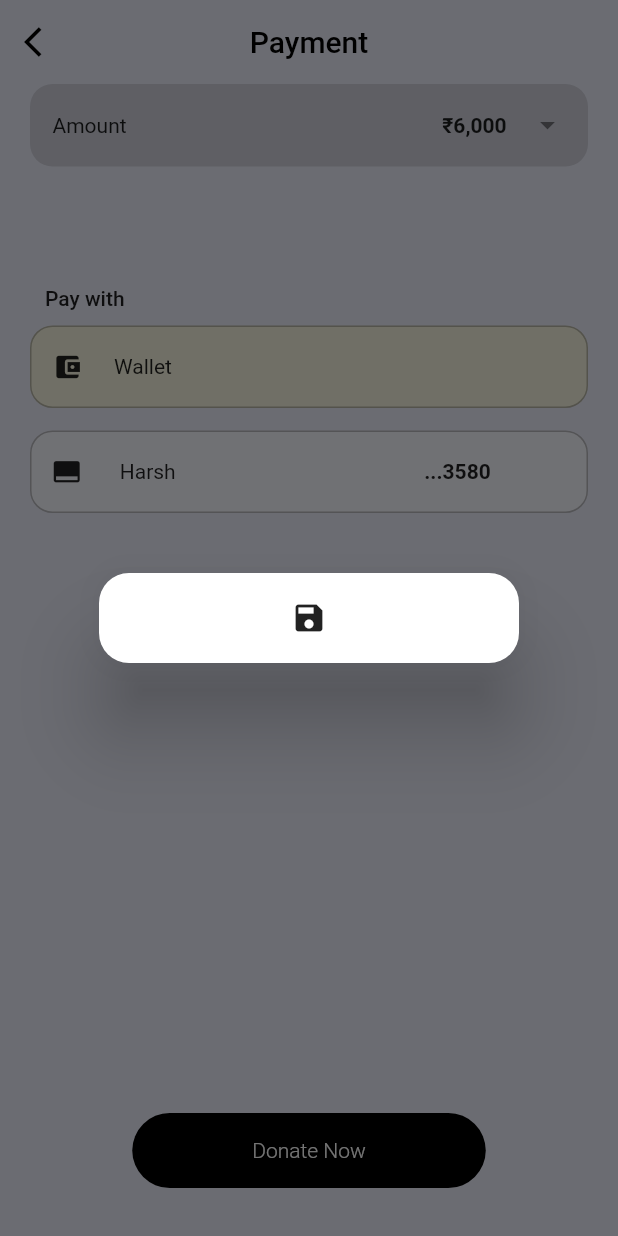
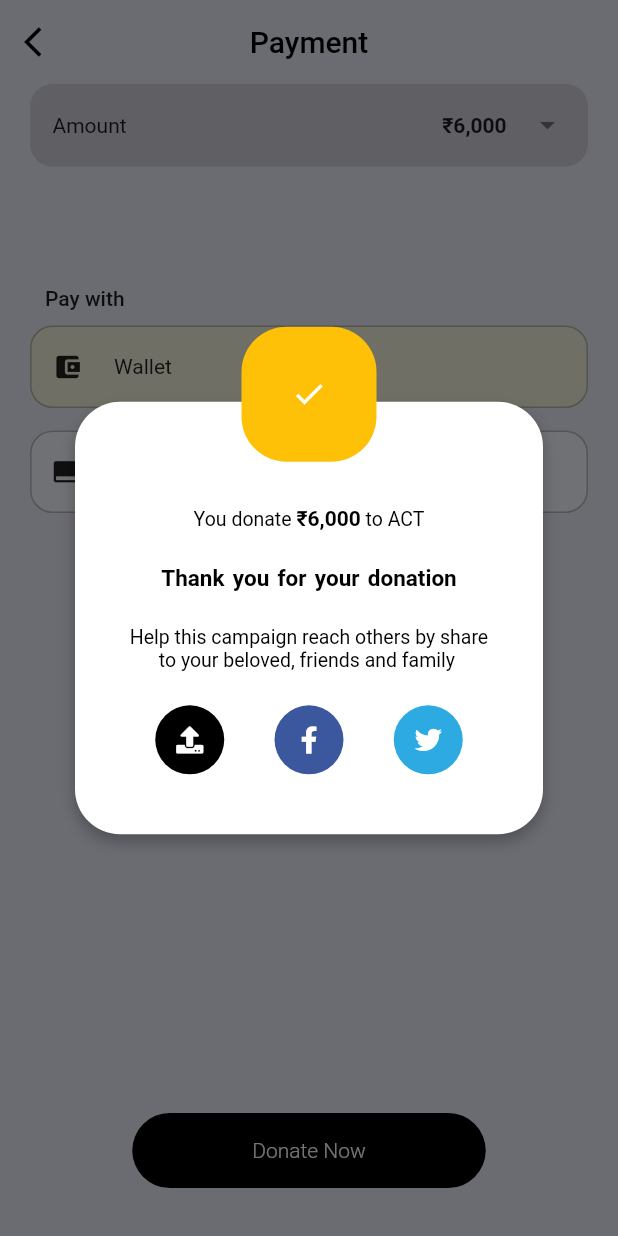
Before and after one commit to Devang2010/fd_app, a Flutter app: the PaymentScreen screen opened directly, after a tap on "Donate Now", on a phone screen of 412 x 824 dp. Run offline on Flutter 3.47's test engine with Material 2 defaults, Android fonts, the phone set to English and light mode, and no system bars; our stand-ins replace flutter_svg, font_awesome_flutter.

Commit message:
All done

```diff
--- a/lib/screens/donate/components/donatebody.dart
+++ b/lib/screens/donate/components/donatebody.dart
@@ -31,7 +31,7 @@ class DonateBody extends StatelessWidget {
             mainAxisAlignment: MainAxisAlignment.spaceBetween,
             children: <Widget>[
               Text(
-                '₹ 0',
+                '₹ 6,000',
                 style: TextStyle(fontSize: 30.0, fontWeight: FontWeight.bold),
               ),
               Icon(
@@ -41,6 +41,8 @@ class DonateBody extends StatelessWidget {
             ],
           ),
           Align(
+            heightFactor: 5.6,
+            alignment: Alignment.bottomCenter,
             child: FlatButton(
               onPressed: () => Navigator.push(
                 context,
@@ -53,11 +55,11 @@ class DonateBody extends StatelessWidget {
                   borderRadius: BorderRadius.circular(50.0)),
               padding: EdgeInsets.symmetric(horizontal: 120.0, vertical: 16.0),
               child: Text(
-                "Donate",
+                "Donate ₹6,000",
                 style: TextStyle(
                   color: Colors.white,
                   fontSize: 17.0,
-                  fontWeight: FontWeight.w400,
+                  fontWeight: FontWeight.w300,
                 ),
               ),
             ),
--- a/lib/screens/payment/components/donatenow.dart
+++ b/lib/screens/payment/components/donatenow.dart
@@ -1,4 +1,5 @@
 import 'package:flutter/material.dart';
+import 'package:font_awesome_flutter/font_awesome_flutter.dart';
 
 class DonatenowButton extends StatelessWidget {
   const DonatenowButton({
@@ -7,6 +8,7 @@ class DonatenowButton extends StatelessWidget {
 
   @override
   Widget build(BuildContext context) {
+    Size size = MediaQuery.of(context).size;
     return Container(
       height: 50.0,
       // width: 250,
@@ -18,14 +20,122 @@ class DonatenowButton extends StatelessWidget {
         onPressed: () {
           showDialog(
             context: context,
-            child: AlertDialog(
-              contentPadding: EdgeInsets.symmetric(horizontal: 20.0),
-              shape: RoundedRectangleBorder(
-                  borderRadius: BorderRadius.circular(20.0)),
-              content: Container(
-                height: 60.0,
-                width: 60.0,
-                child: Icon(Icons.save),
+            child: Container(
+              alignment: Alignment.center,
+              child: Stack(
+                alignment: Alignment.topCenter,
+                children: <Widget>[
+                  Container(
+                    height: size.height * 0.35,
+                    width: size.width - 90,
+                    // alignment: Alignment.center,
+                    margin: EdgeInsets.all(50.0),
+                    decoration: BoxDecoration(
+                      color: Colors.white,
+                      borderRadius: BorderRadius.circular(30.0),
+                      boxShadow: [
+                        BoxShadow(
+                          color: Colors.black26,
+                          offset: Offset(0, 5),
+                          blurRadius: 8,
+                        ),
+                      ],
+                    ),
+                    padding: EdgeInsets.only(
+                        top: 70.0, left: 20.0, right: 20.0, bottom: 40.0),
+                    child: Column(
+                      mainAxisAlignment: MainAxisAlignment.spaceBetween,
+                      children: <Widget>[
+                        RichText(
+                          text: TextSpan(
+                            children: <TextSpan>[
+                              TextSpan(
+                                text: "You donate ",
+                                style: TextStyle(
+                                    color: Colors.black, fontSize: 13),
+                              ),
+                              TextSpan(
+                                text: "₹6,000",
+                                style: TextStyle(
+                                    color: Colors.black,
+                                    fontWeight: FontWeight.bold),
+                              ),
+                              TextSpan(
+                                text: " to ACT",
+                                style: TextStyle(
+                                    color: Colors.black, fontSize: 13),
+                              ),
+                            ],
+                          ),
+                        ),
+                        RichText(
+                          text: TextSpan(
+                            text: "Thank you for your donation",
+                            style: TextStyle(
+                              color: Colors.black,
+                              fontWeight: FontWeight.bold,
+                              fontSize: 15,
+                              wordSpacing: 1.8,
+                            ),
+                          ),
+                        ),
+                        RichText(
+                          text: TextSpan(
+                            text:
+                                'Help this campaign reach others by share\n\t\t\t\t'
+                                '  to your beloved, friends and family',
+                            style:
+                                TextStyle(color: Colors.black, fontSize: 13.0),
+                          ),
+                        ),
+                        Row(
+                          mainAxisAlignment: MainAxisAlignment.spaceEvenly,
+                          children: <Widget>[
+                            CircleAvatar(
+                              radius: 23,
+                              backgroundColor: Colors.black,
+                              foregroundColor: Colors.white,
+                              child: FaIcon(
+                                FontAwesomeIcons.upload,
+                                size: 18,
+                              ),
+                            ),
+                            CircleAvatar(
+                              radius: 23,
+                              backgroundColor: Color(0xff3b579d),
+                              foregroundColor: Colors.white,
+                              child: FaIcon(
+                                FontAwesomeIcons.facebookF,
+                                size: 18,
+                              ),
+                            ),
+                            CircleAvatar(
+                              radius: 23,
+                              backgroundColor: Color(0xff2caae1),
+                              foregroundColor: Colors.white,
+                              child: FaIcon(
+                                FontAwesomeIcons.twitter,
+                                size: 18,
+                              ),
+                            ),
+                          ],
+                        )
+                      ],
+                    ),
+                  ),
+                  Container(
+                    height: 90,
+                    width: 90,
+                    decoration: BoxDecoration(
+                      color: Colors.amber,
+                      borderRadius: BorderRadius.circular(30.0),
+                    ),
+                    child: Icon(
+                      Icons.check,
+                      color: Colors.white,
+                    ),
+                  ),
+                ],
               ),
             ),
           );
--- a/pubspec.yaml
+++ b/pubspec.yaml
@@ -27,6 +27,7 @@ dependencies:
   sliding_up_panel: ^1.0.2
   liquid_swipe: ^1.4.3
   flutter_svg:
+  font_awesome_flutter: ^8.8.1
 
 
   # The following adds the Cupertino Icons font to your application.
```
Also changed, not shown: pubspec.lock.
